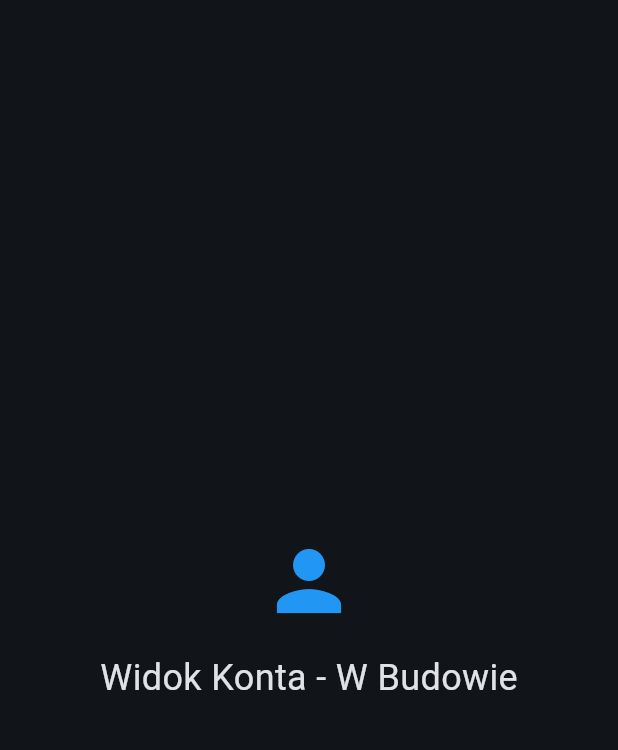
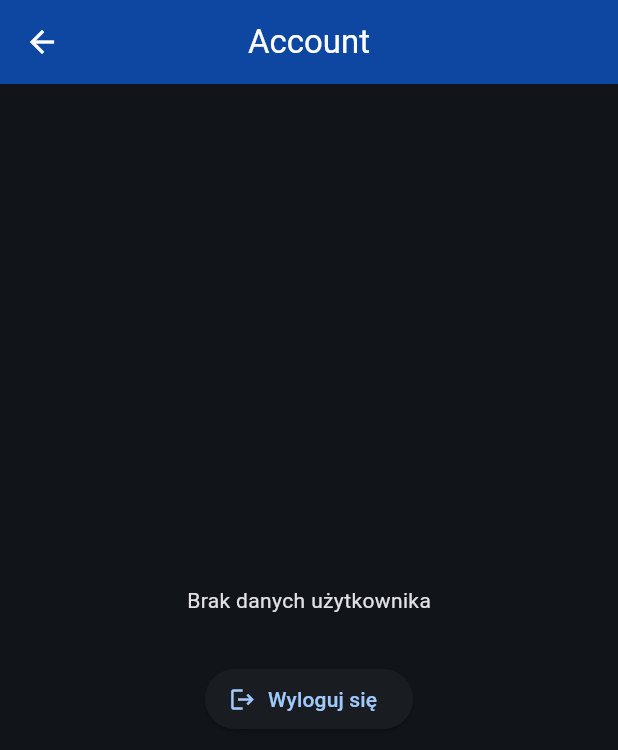
Before and after one commit to MSterma/TravelJournal, a Flutter app: the AccountScreen screen opened directly, on a phone screen of 412 x 824 dp. Shown: the top 750 px of the screen. Run offline on Flutter 3.47's test engine with Material 3 defaults, Android fonts, the phone set to English and light mode, and no system bars; our stand-ins replace dio, drift, firebase_auth, firebase_core, flutter_bloc, get_it and 1 more; accounts and stored records are empty; generated files the repository leaves out were written again; network calls fail.

Commit message:
firebase auth and login/register screens added

```diff
--- /dev/null
+++ b/lib/bloc/auth_event.dart
@@ -0,0 +1,17 @@
+abstract class AuthEvent {}
+
+class AuthCheckRequested extends AuthEvent {}
+
+class AuthSignInRequested extends AuthEvent {
+  AuthSignInRequested(this.email, this.password);
+  final String email;
+  final String password;
+}
+
+class AuthSignUpRequested extends AuthEvent {
+  AuthSignUpRequested(this.email, this.password);
+  final String email;
+  final String password;
+}
+
+class AuthSignOutRequested extends AuthEvent {}
--- /dev/null
+++ b/lib/bloc/auth_state.dart
@@ -0,0 +1,17 @@
+abstract class AuthState {}
+
+class AuthInitial extends AuthState {}
+
+class AuthLoading extends AuthState {}
+
+class AuthAuthenticated extends AuthState {
+  AuthAuthenticated(this.userId);
+  final String userId;
+}
+
+class AuthUnauthenticated extends AuthState {}
+
+class AuthError extends AuthState {
+  AuthError(this.message);
+  final String message;
+}
--- a/lib/database/CountryPhotos.dart
+++ b/lib/database/CountryPhotos.dart
@@ -1,10 +1,11 @@
 import 'package:drift/drift.dart';
+import 'VisitedCountries.dart';
 
-import 'VisitedCountries.dart';
 class CountryPhotos extends Table {
   TextColumn get id => text()();
   TextColumn get countryId => text().references(VisitedCountries, #id)();
   TextColumn get imagePath => text()();
+  TextColumn get userId => text().withDefault(const Constant('local'))();
 
   BoolColumn get isSynced => boolean().withDefault(const Constant(false))();
   DateTimeColumn get updatedAt => dateTime().nullable()();
--- a/lib/database/VisitedCountries.dart
+++ b/lib/database/VisitedCountries.dart
@@ -2,10 +2,10 @@ import 'package:drift/drift.dart';
 
 class VisitedCountries extends Table {
   TextColumn get id => text()();
-  TextColumn get countryCode => text().unique()();
+  TextColumn get countryCode => text()();
+  TextColumn get userId => text().withDefault(const Constant('local'))();
+
   DateTimeColumn get visitedAt => dateTime().withDefault(currentDateAndTime)();
-
-
   BoolColumn get isSynced => boolean().withDefault(const Constant(false))();
   DateTimeColumn get updatedAt => dateTime().nullable()();
 
--- a/lib/network/api_client.dart
+++ b/lib/network/api_client.dart
@@ -6,7 +6,7 @@ class ApiClient {
 
   ApiClient(this.dio) {
     dio.options.baseUrl = AppUrls.countriesBaseUrl;
-    dio.options.headers = {'Authorization': 'Bearer '};
+    dio.options.headers = {'Authorization': 'Bearer rc_live_e9ae0cac106a42d08439273200fded44'};
   }
 
   Future<dynamic> get(String path) async {
--- /dev/null
+++ b/lib/repositories/auth_repo.dart
@@ -0,0 +1,24 @@
+import 'package:firebase_auth/firebase_auth.dart';
+
+class AuthRepo {
+  AuthRepo(this.firebaseAuth);
+  final FirebaseAuth firebaseAuth;
+
+  Stream<User?> get userStream => firebaseAuth.authStateChanges();
+
+  Future<String?> getCurrentUserId() async {
+    return firebaseAuth.currentUser?.uid;
+  }
+
+  Future<void> signUp(String email, String password) async {
+    await firebaseAuth.createUserWithEmailAndPassword(email: email, password: password);
+  }
+
+  Future<void> signIn(String email, String password) async {
+    await firebaseAuth.signInWithEmailAndPassword(email: email, password: password);
+  }
+
+  Future<void> signOut() async {
+    await firebaseAuth.signOut();
+  }
+}
--- a/lib/views/account_screen.dart
+++ b/lib/views/account_screen.dart
@@ -1,18 +1,41 @@
 import 'package:flutter/material.dart';
+import 'package:flutter_bloc/flutter_bloc.dart';
+import '../bloc/auth_bloc.dart';
+import '../bloc/auth_event.dart';
+import '../bloc/auth_state.dart';
+import '../l10n/app_localizations.dart';
 
 class AccountScreen extends StatelessWidget {
   const AccountScreen({super.key});
 
   @override
   Widget build(BuildContext context) {
-    return const Scaffold(
+    final l10n = AppLocalizations.of(context);
+
+    return Scaffold(
+      appBar: AppBar(
+        title: Text(l10n?.navAccount ?? 'Konto'),
+      ),
       body: Center(
         child: Column(
           mainAxisAlignment: MainAxisAlignment.center,
           children: [
-            Icon(Icons.person, size: 64, color: Colors.blue),
-            SizedBox(height: 16),
-            Text('Widok Konta - W Budowie', style: TextStyle(fontSize: 24)),
+            BlocBuilder<AuthBloc, AuthState>(
+              builder: (context, state) {
+                if (state is AuthAuthenticated) {
+                  return Text('Zalogowano jako:\n${state.userId}', textAlign: TextAlign.center);
+                }
+                return const Text('Brak danych użytkownika');
+              },
+            ),
+            const SizedBox(height: 32),
+            ElevatedButton.icon(
+              icon: const Icon(Icons.logout),
+              label: const Text('Wyloguj się'),
+              onPressed: () {
+                context.read<AuthBloc>().add(AuthSignOutRequested());
+              },
+            ),
           ],
         ),
       ),
```
Also changed, not shown: lib/bloc/auth_bloc.dart (added, +54 -0 lines), lib/database/app_database.dart (+12 -1 lines), lib/locator.dart (+6 -1 lines), lib/main.dart (+21 -7 lines), lib/views/auth_wrapper.dart (added, +26 -0 lines), lib/views/login_screen.dart (added, +84 -0 lines), lib/views/register_screen.dart (added, +77 -0 lines).
